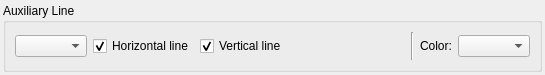
The window that core/simulate/run_AuxLine.ui (KmolYuan/Pyslvs-UI) describes before a commit, drawn with Qt 5.
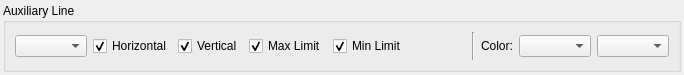
The same window after the commit.

```diff
--- a/core/simulate/run_AuxLine.ui
+++ b/core/simulate/run_AuxLine.ui
@@ -6,7 +6,7 @@
    <rect>
     <x>0</x>
     <y>0</y>
-    <width>545</width>
+    <width>684</width>
     <height>75</height>
    </rect>
   </property>
@@ -59,7 +59,7 @@
          </sizepolicy>
         </property>
         <property name="text">
-         <string>Horizontal line</string>
+         <string>Horizontal</string>
         </property>
         <property name="checked">
          <bool>true</bool>
@@ -75,7 +75,27 @@
          </sizepolicy>
         </property>
         <property name="text">
-         <string>Vertical line</string>
+         <string>Vertical</string>
+        </property>
+        <property name="checked">
+         <bool>true</bool>
+        </property>
+       </widget>
+      </item>
+      <item>
+       <widget class="QCheckBox" name="Max_Limit">
+        <property name="text">
+         <string>Max Limit</string>
+        </property>
+        <property name="checked">
+         <bool>true</bool>
+        </property>
+       </widget>
+      </item>
+      <item>
+       <widget class="QCheckBox" name="Min_Limit">
+        <property name="text">
+         <string>Min Limit</string>
         </property>
         <property name="checked">
          <bool>true</bool>
@@ -118,6 +138,9 @@
       <item>
        <widget class="QComboBox" name="Color"/>
       </item>
+      <item>
+       <widget class="QComboBox" name="Color_l"/>
+      </item>
      </layout>
     </widget>
    </item>
```
